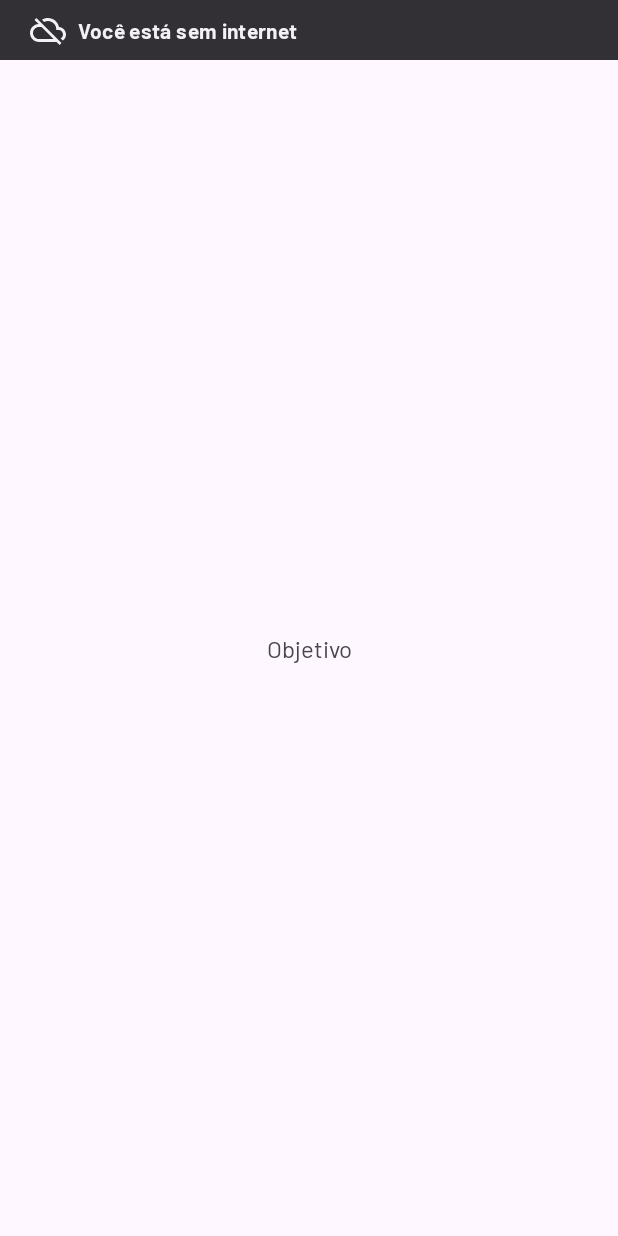
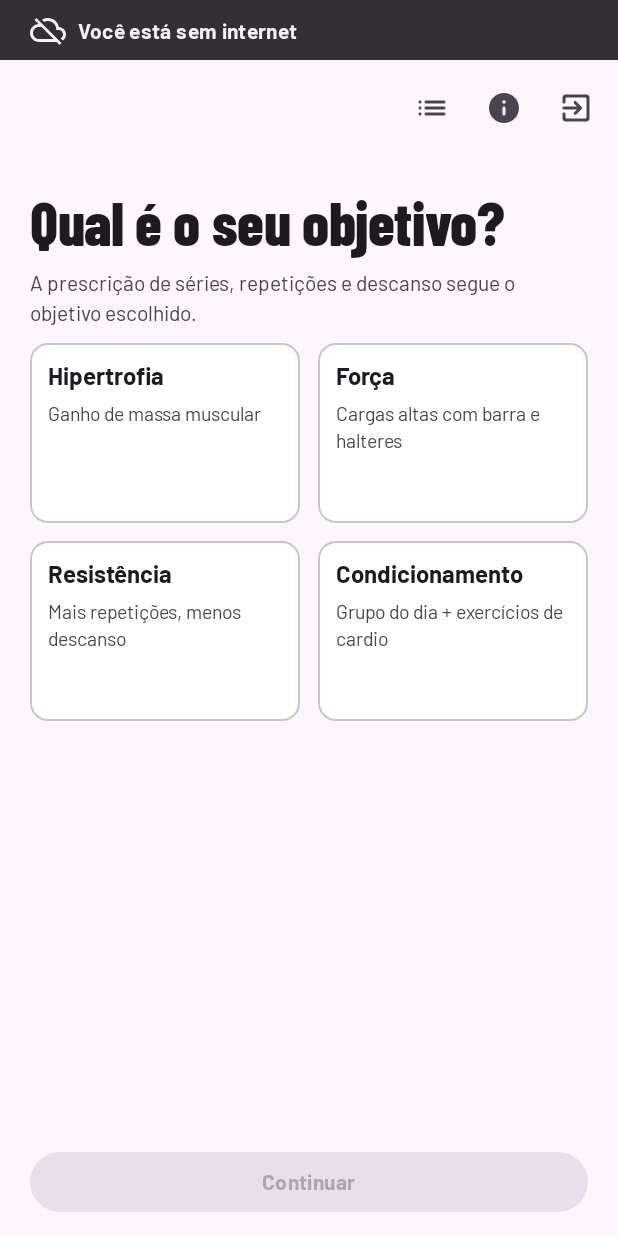
Before and after one commit to gabriel-Almeida-std/powergabs-app, an Android app built with Jetpack Compose: the GoalRoute screen opened through its navigation route, on a phone screen of 412 x 824 dp. Run offline under Robolectric (Android 15) with nearby library versions, the phone set to English and light mode, and no system bars.

Commit message:
feat: implementa tela de selecao de objetivo

```diff
--- a/app/src/main/java/com/gabriel/powergabs/di/AppModule.kt
+++ b/app/src/main/java/com/gabriel/powergabs/di/AppModule.kt
@@ -31,6 +31,7 @@ import com.gabriel.powergabs.domain.usecase.RegisterUseCase
 import com.gabriel.powergabs.presentation.navigation.MainViewModel
 import com.gabriel.powergabs.presentation.screens.auth.LoginViewModel
 import com.gabriel.powergabs.presentation.screens.auth.RegisterViewModel
+import com.gabriel.powergabs.presentation.screens.goal.GoalViewModel
 import kotlinx.coroutines.Dispatchers
 import org.koin.android.ext.koin.androidContext
 import org.koin.core.module.dsl.factoryOf
@@ -94,6 +95,7 @@ val presentationModule = module {
     viewModelOf(::MainViewModel)
     viewModelOf(::LoginViewModel)
     viewModelOf(::RegisterViewModel)
+    viewModelOf(::GoalViewModel)
 }
 
 /** Todos os módulos, na ordem em que são carregados pelo [com.gabriel.powergabs.PowerGabsApp]. */
--- a/app/src/main/java/com/gabriel/powergabs/presentation/navigation/PowerGabsNavHost.kt
+++ b/app/src/main/java/com/gabriel/powergabs/presentation/navigation/PowerGabsNavHost.kt
@@ -7,6 +7,7 @@ import androidx.navigation.compose.rememberNavController
 import com.gabriel.powergabs.presentation.components.EmptyState
 import com.gabriel.powergabs.presentation.screens.auth.LoginRoute as LoginScreenRoute
 import com.gabriel.powergabs.presentation.screens.auth.RegisterRoute as RegisterScreenRoute
+import com.gabriel.powergabs.presentation.screens.goal.GoalRoute as GoalScreenRoute
 
 /**
  * Grafo de navegação type-safe. Cada `composable<Rota>` liga uma rota à sua tela;
@@ -23,6 +24,15 @@ fun PowerGabsNavHost(startDestination: Any) {
         composable<RegisterRoute> {
             RegisterScreenRoute(onGoToLogin = { navController.popBackStack() })
         }
-        composable<GoalRoute> { EmptyState(message = "Objetivo") }
+        composable<GoalRoute> {
+            GoalScreenRoute(
+                onContinue = { goal -> navController.navigate(MuscleGroupRoute(goal)) },
+                onOpenWorkout = { navController.navigate(WorkoutRoute) },
+                onOpenAbout = { navController.navigate(AboutRoute) },
+            )
+        }
+        composable<MuscleGroupRoute> { EmptyState(message = "Grupo muscular") }
+        composable<WorkoutRoute> { EmptyState(message = "Meu treino") }
+        composable<AboutRoute> { EmptyState(message = "Sobre") }
     }
 }
--- /dev/null
+++ b/app/src/main/java/com/gabriel/powergabs/presentation/screens/goal/GoalScreen.kt
@@ -0,0 +1,217 @@
+package com.gabriel.powergabs.presentation.screens.goal
+
+import android.Manifest
+import android.content.pm.PackageManager
+import android.os.Build
+import androidx.activity.compose.rememberLauncherForActivityResult
+import androidx.activity.result.contract.ActivityResultContracts
+import androidx.compose.foundation.BorderStroke
+import androidx.compose.foundation.layout.Arrangement
+import androidx.compose.foundation.layout.Column
+import androidx.compose.foundation.layout.PaddingValues
+import androidx.compose.foundation.layout.fillMaxSize
+import androidx.compose.foundation.layout.fillMaxWidth
+import androidx.compose.foundation.layout.heightIn
+import androidx.compose.foundation.layout.navigationBarsPadding
+import androidx.compose.foundation.layout.padding
+import androidx.compose.foundation.lazy.grid.GridCells
+import androidx.compose.foundation.lazy.grid.GridItemSpan
+import androidx.compose.foundation.lazy.grid.LazyVerticalGrid
+import androidx.compose.foundation.lazy.grid.items
+import androidx.compose.foundation.selection.selectable
+import androidx.compose.material.icons.Icons
+import androidx.compose.material.icons.automirrored.rounded.ExitToApp
+import androidx.compose.material.icons.automirrored.rounded.List
+import androidx.compose.material.icons.rounded.Info
+import androidx.compose.material3.Button
+import androidx.compose.material3.ExperimentalMaterial3Api
+import androidx.compose.material3.Icon
+import androidx.compose.material3.IconButton
+import androidx.compose.material3.MaterialTheme
+import androidx.compose.material3.Scaffold
+import androidx.compose.material3.Surface
+import androidx.compose.material3.Text
+import androidx.compose.material3.TopAppBar
+import androidx.compose.material3.TopAppBarDefaults
+import androidx.compose.runtime.Composable
+import androidx.compose.runtime.LaunchedEffect
+import androidx.compose.runtime.getValue
+import androidx.compose.runtime.mutableStateOf
+import androidx.compose.runtime.saveable.rememberSaveable
+import androidx.compose.runtime.setValue
+import androidx.compose.ui.Modifier
+import androidx.compose.ui.platform.LocalContext
+import androidx.compose.ui.res.stringResource
+import androidx.compose.ui.semantics.Role
+import androidx.compose.ui.tooling.preview.PreviewLightDark
+import androidx.compose.ui.unit.dp
+import androidx.core.content.ContextCompat
+import androidx.lifecycle.compose.collectAsStateWithLifecycle
+import com.gabriel.powergabs.R
+import com.gabriel.powergabs.domain.model.Goal
+import com.gabriel.powergabs.presentation.theme.Dimens
+import com.gabriel.powergabs.presentation.theme.PowerGabsTheme
+import com.gabriel.powergabs.presentation.util.descriptionRes
+import com.gabriel.powergabs.presentation.util.labelRes
+import org.koin.androidx.compose.koinViewModel
+
+@Composable
+fun GoalRoute(
+    onContinue: (Goal) -> Unit,
+    onOpenWorkout: () -> Unit,
+    onOpenAbout: () -> Unit,
+    viewModel: GoalViewModel = koinViewModel(),
+) {
+    val state by viewModel.uiState.collectAsStateWithLifecycle()
+    RequestNotificationPermissionOnce()
+    GoalScreen(
+        state = state,
+        onGoalSelected = viewModel::onGoalSelected,
+        onContinue = onContinue,
+        onOpenWorkout = onOpenWorkout,
+        onOpenAbout = onOpenAbout,
+        onLogout = viewModel::onLogout,
+    )
+}
+
+/**
+ * Pede a permissão de notificação (RF17) apenas no Android 13+ (API 33), onde ela existe.
+ * `rememberSaveable` garante um único pedido por abertura da tela, mesmo após rotação.
+ */
+@Composable
+private fun RequestNotificationPermissionOnce() {
+    if (Build.VERSION.SDK_INT < Build.VERSION_CODES.TIRAMISU) return
+    val context = LocalContext.current
+    var alreadyAsked by rememberSaveable { mutableStateOf(false) }
+    val launcher = rememberLauncherForActivityResult(ActivityResultContracts.RequestPermission()) { }
+    LaunchedEffect(Unit) {
+        val granted = ContextCompat.checkSelfPermission(context, Manifest.permission.POST_NOTIFICATIONS) ==
+            PackageManager.PERMISSION_GRANTED
+        if (!granted && !alreadyAsked) {
+            alreadyAsked = true
+            launcher.launch(Manifest.permission.POST_NOTIFICATIONS)
+        }
+    }
+}
+
+@OptIn(ExperimentalMaterial3Api::class)
+@Composable
+fun GoalScreen(
+    state: GoalUiState,
+    onGoalSelected: (Goal) -> Unit,
+    onContinue: (Goal) -> Unit,
+    onOpenWorkout: () -> Unit,
+    onOpenAbout: () -> Unit,
+    onLogout: () -> Unit,
+) {
+    Scaffold(
+        topBar = {
+            TopAppBar(
+                title = {},
+                actions = {
+                    IconButton(onClick = onOpenWorkout) {
+                        Icon(Icons.AutoMirrored.Rounded.List, contentDescription = stringResource(R.string.action_my_workout))
+                    }
+                    IconButton(onClick = onOpenAbout) {
+                        Icon(Icons.Rounded.Info, contentDescription = stringResource(R.string.action_about))
+                    }
+                    IconButton(onClick = onLogout) {
+                        Icon(Icons.AutoMirrored.Rounded.ExitToApp, contentDescription = stringResource(R.string.action_logout))
+                    }
+                },
+                colors = TopAppBarDefaults.topAppBarColors(containerColor = MaterialTheme.colorScheme.background),
+            )
+        },
+        bottomBar = {
+            Button(
+                onClick = { state.selectedGoal?.let(onContinue) },
+                enabled = state.selectedGoal != null,
+                modifier = Modifier
+                    .fillMaxWidth()
+                    .navigationBarsPadding() // não fica atrás da barra de gestos
+                    .padding(horizontal = Dimens.ScreenPadding, vertical = Dimens.ItemSpacing),
+            ) {
+                Text(stringResource(R.string.action_continue))
+            }
+        },
+    ) { padding ->
+        LazyVerticalGrid(
+            columns = GridCells.Fixed(2),
+            modifier = Modifier.fillMaxSize().padding(padding),
+            contentPadding = PaddingValues(Dimens.ScreenPadding),
+            horizontalArrangement = Arrangement.spacedBy(Dimens.ItemSpacing),
+            verticalArrangement = Arrangement.spacedBy(Dimens.ItemSpacing),
+        ) {
+            // O cabeçalho ocupa as duas colunas da grade.
+            item(span = { GridItemSpan(maxLineSpan) }) {
+                Column(verticalArrangement = Arrangement.spacedBy(Dimens.SmallSpacing)) {
+                    Text(stringResource(R.string.goal_title), style = MaterialTheme.typography.displaySmall)
+                    Text(
+                        stringResource(R.string.goal_subtitle),
+                        style = MaterialTheme.typography.bodyMedium,
+                        color = MaterialTheme.colorScheme.onSurfaceVariant,
+                    )
+                    state.userEmail?.let {
+                        Text(
+                            stringResource(R.string.logged_as, it),
+                            style = MaterialTheme.typography.bodySmall,
+                            color = MaterialTheme.colorScheme.onSurfaceVariant,
+                        )
+                    }
+                }
+            }
+            // `key` estável: o Compose reconhece cada card mesmo se a lista mudar de ordem.
+            items(state.goals, key = { it.name }) { goal ->
+                GoalCard(goal = goal, selected = goal == state.selectedGoal, onClick = { onGoalSelected(goal) })
+            }
+        }
+    }
+}
+
+/** Card de objetivo: selecionado = `primaryContainer` + borda `primary` 2dp; senão `surfaceContainerLowest` + `outlineVariant`. */
+@Composable
+private fun GoalCard(goal: Goal, selected: Boolean, onClick: () -> Unit) {
+    val colors = MaterialTheme.colorScheme
+    Surface(
+        modifier = Modifier
+            .fillMaxWidth()
+            .heightIn(min = Dimens.GoalCardMinHeight)
+            .selectable(selected = selected, onClick = onClick, role = Role.RadioButton),
+        shape = MaterialTheme.shapes.medium,
+        color = if (selected) colors.primaryContainer else colors.surfaceContainerLowest,
+        contentColor = if (selected) colors.onPrimaryContainer else colors.onSurface,
+        border = if (selected) {
+            BorderStroke(Dimens.SelectedBorderWidth, colors.primary)
+        } else {
+            BorderStroke(1.dp, colors.outlineVariant)
+        },
+    ) {
+        Column(
+            modifier = Modifier.padding(Dimens.ItemSpacing),
+            verticalArrangement = Arrangement.spacedBy(Dimens.SmallSpacing),
+        ) {
+            Text(stringResource(goal.labelRes()), style = MaterialTheme.typography.titleMedium)
+            Text(
+                stringResource(goal.descriptionRes()),
+                style = MaterialTheme.typography.bodySmall,
+                color = if (selected) colors.onPrimaryContainer else colors.onSurfaceVariant,
+            )
+        }
+    }
+}
+
+
+@PreviewLightDark
+@Composable
+private fun GoalScreenPreview() {
+    PowerGabsTheme {
+        GoalScreen(
+            state = GoalUiState(userEmail = "gabriel@mail.com", selectedGoal = Goal.STRENGTH),
+            onGoalSelected = {},
+            onContinue = {},
+            onOpenWorkout = {},
+            onOpenAbout = {},
+            onLogout = {},
+        )
+    }
+}
--- /dev/null
+++ b/app/src/main/java/com/gabriel/powergabs/presentation/screens/goal/GoalViewModel.kt
@@ -0,0 +1,46 @@
+package com.gabriel.powergabs.presentation.screens.goal
+
+import androidx.lifecycle.ViewModel
+import androidx.lifecycle.viewModelScope
+import com.gabriel.powergabs.domain.model.Goal
+import com.gabriel.powergabs.domain.usecase.LogoutUseCase
+import com.gabriel.powergabs.domain.usecase.ObserveSessionUseCase
+import kotlinx.coroutines.flow.MutableStateFlow
+import kotlinx.coroutines.flow.SharingStarted
+import kotlinx.coroutines.flow.StateFlow
+import kotlinx.coroutines.flow.combine
+import kotlinx.coroutines.flow.stateIn
+import kotlinx.coroutines.launch
+
+/** Estado da tela de objetivo (RF05). `goals` é fixo: os quatro objetivos, na ordem da grade. */
+data class GoalUiState(
+    val userEmail: String? = null,
+    val selectedGoal: Goal? = null,
+    val goals: List<Goal> = Goal.entries.toList(),
+)
+
+class GoalViewModel(
+    observeSession: ObserveSessionUseCase,
+    private val logout: LogoutUseCase,
+) : ViewModel() {
+
+    private val selectedGoal = MutableStateFlow<Goal?>(null)
+
+    val uiState: StateFlow<GoalUiState> =
+        combine(observeSession(), selectedGoal) { user, goal ->
+            GoalUiState(userEmail = user?.email, selectedGoal = goal)
+        }.stateIn(viewModelScope, SharingStarted.WhileSubscribed(STOP_TIMEOUT_MILLIS), GoalUiState())
+
+    fun onGoalSelected(goal: Goal) {
+        selectedGoal.value = goal
+    }
+
+    /** Sai da conta (RF04). A raiz percebe a sessão vazia e volta ao login. */
+    fun onLogout() {
+        viewModelScope.launch { logout() }
+    }
+
+    private companion object {
+        const val STOP_TIMEOUT_MILLIS = 5_000L
+    }
+}
--- a/app/src/main/res/values/strings.xml
+++ b/app/src/main/res/values/strings.xml
@@ -45,6 +45,7 @@
     <string name="goal_endurance_description">Mais repetições, menos descanso</string>
     <string name="goal_conditioning">Condicionamento</string>
     <string name="goal_conditioning_description">Grupo do dia + exercícios de cardio</string>
+    <string name="action_continue">Continuar</string>
     <string name="action_my_workout">Meu treino</string>
     <string name="action_about">Sobre</string>
     <string name="action_logout">Sair</string>
```
Also changed, not shown: 3 other files.
